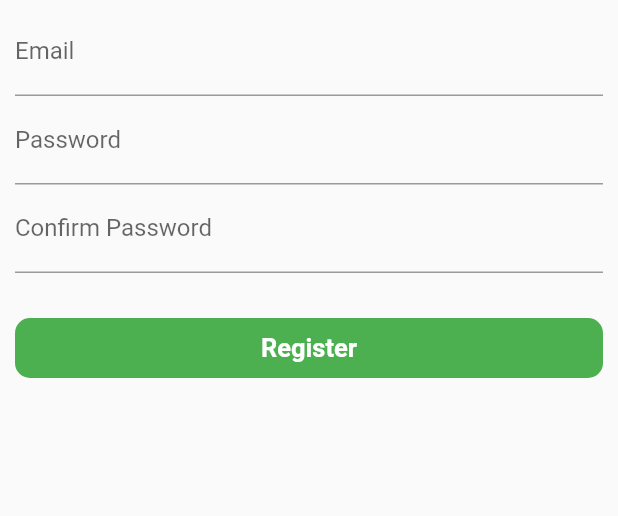
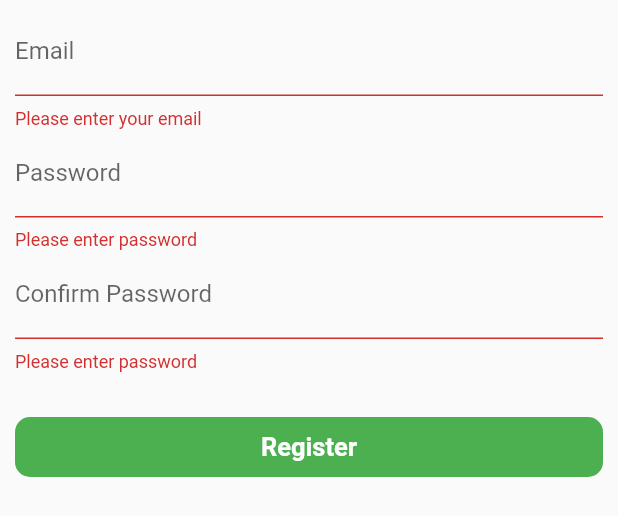
Before and after one commit to hadiuzzaman524/CuresDokan_Ecommerce_Shop, a Flutter app: the SignUpDesign widget shown alone on an empty page, opened directly, after a tap on "Register", on a phone screen of 412 x 824 dp. Shown: the top 516 px of the screen. Run offline on Flutter 3.47's test engine with Material 2 defaults, Android fonts, the light colour scheme and no system bars; our stand-ins replace toast.

Commit message:
add form validation functionality

```diff
--- a/curesdokan/lib/widgets/logindesign.dart
+++ b/curesdokan/lib/widgets/logindesign.dart
@@ -1,11 +1,33 @@
 import 'package:flutter/material.dart';
 
-class LoginDesign extends StatelessWidget {
+class LoginDesign extends StatefulWidget {
+  @override
+  _LoginDesignState createState() => _LoginDesignState();
+}
+
+class _LoginDesignState extends State<LoginDesign> {
+  final _formKey = GlobalKey<FormState>();
+  var _passwordFocus = FocusNode();
+
+  String _email;
+  String _password;
+
+  _saveData() {
+    _formKey.currentState.save();
+    bool isValid = _formKey.currentState.validate();
+    if (isValid) {
+      // valid email and password here
+      print(_email);
+      print(_password);
+    }
+  }
+
   @override
   Widget build(BuildContext context) {
     return Container(
       padding: EdgeInsets.symmetric(horizontal: 10, vertical: 5),
       child: Form(
+        key: _formKey,
         child: Column(
           children: [
             TextFormField(
@@ -13,18 +35,51 @@ class LoginDesign extends StatelessWidget {
               decoration: InputDecoration(
                 labelText: 'Email',
               ),
+              textInputAction: TextInputAction.next,
+              validator: (value){
+                if (value.isEmpty) {
+                  return 'Please enter your email';
+                }
+                if ((!value.endsWith('@gmail.com'))) {
+                  return 'Please enter valid email';
+                }
+                return null;
+              },
+              onFieldSubmitted: (_){
+                FocusScope.of(context).requestFocus(_passwordFocus);
+              },
+              onSaved: (value){
+                _email=value;
+              },
             ),
             TextFormField(
               keyboardType: TextInputType.visiblePassword,
               decoration: InputDecoration(
                 labelText: 'Password',
               ),
+              focusNode: _passwordFocus,
+              validator: (value){
+                if(value.isEmpty){
+                  return 'Please enter password';
+                }
+                if(value.length<6){
+                  return 'Password must be in 6 character long';
+                }
+                return null;
+              },
+              onSaved: (value){
+                _password=value;
+              },
+              onFieldSubmitted: (_){
+                _saveData();
+              },
             ),
             Container(
-              margin: EdgeInsets.only(top: 30,bottom: 50),
+              margin: EdgeInsets.only(top: 30, bottom: 50),
               child: GestureDetector(
                 onTap: () {
                   //
+                  _saveData();
                 },
                 child: Container(
                   width: double.infinity,
--- a/curesdokan/lib/widgets/signupdesign.dart
+++ b/curesdokan/lib/widgets/signupdesign.dart
@@ -1,12 +1,39 @@
 import 'package:flutter/material.dart';
 
-class SignUpDesign extends StatelessWidget {
+class SignUpDesign extends StatefulWidget {
+  @override
+  _SignUpDesignState createState() => _SignUpDesignState();
+}
+
+class _SignUpDesignState extends State<SignUpDesign> {
+  final formKey = GlobalKey<FormState>();
+  var _emailFocus=FocusNode();
+  var _passwordFocus=FocusNode();
+  var _confirmFocus=FocusNode();
+
+  String _email;
+  String _password;
+  String _confirmPassword;
+
+
+  _saveData(){
+    formKey.currentState.save();
+    bool isValid=formKey.currentState.validate();
+    if(isValid){
+      // valid email and password here
+      print(_email);
+      print(_password);
+
+    }
+
+  }
   @override
   Widget build(BuildContext context) {
     return SingleChildScrollView(
       child: Container(
         padding: EdgeInsets.symmetric(horizontal: 10, vertical: 5),
         child: Form(
+          key: formKey,
           child: Column(
             children: [
               TextFormField(
@@ -14,24 +41,78 @@ class SignUpDesign extends StatelessWidget {
                 decoration: InputDecoration(
                   labelText: 'Email',
                 ),
+                textInputAction: TextInputAction.next,
+                validator: (value) {
+                  if (value.isEmpty) {
+                    return 'Please enter your email';
+                  }
+                  if ((!value.endsWith('@gmail.com'))) {
+                    return 'Please enter valid email';
+                  }
+                  return null;
+                },
+                onSaved: (value){
+                  _email=value;
+                },
+                onFieldSubmitted: (_){
+                  FocusScope.of(context).requestFocus(_passwordFocus);
+                },
               ),
               TextFormField(
                 keyboardType: TextInputType.visiblePassword,
                 decoration: InputDecoration(
                   labelText: 'Password',
                 ),
+                textInputAction: TextInputAction.next,
+                focusNode: _passwordFocus,
+                validator: (value) {
+                  if (value.isEmpty) {
+                    return 'Please enter password';
+                  }
+                  if (value.length < 6) {
+                    return 'Password must be 6 character long';
+                  }
+                  return null;
+                },
+                onSaved: (value){
+                  _password=value;
+                },
+                onFieldSubmitted: (_){
+                  FocusScope.of(context).requestFocus(_confirmFocus);
+                },
               ),
               TextFormField(
-                keyboardType: TextInputType.visiblePassword,
+                keyboardType: TextInputType.text,
                 decoration: InputDecoration(
                   labelText: 'Confirm Password',
                 ),
+                textInputAction: TextInputAction.done,
+                focusNode: _confirmFocus,
+                validator: (value) {
+                  if (value.isEmpty) {
+                    return 'Please enter password';
+                  }
+                  if (value.length < 6) {
+                    return 'Password must be 6 character long';
+                  }
+                  if(_password!=value){
+                    return 'Your password can\'t match';
+                  }
+                  return null;
+                },
+                onSaved: (value){
+                  _confirmPassword=value;
+                },
+                onFieldSubmitted: (_){
+                  _saveData();
+                },
               ),
               Container(
-                margin: EdgeInsets.only(top: 30,bottom: 50),
+                margin: EdgeInsets.only(top: 30, bottom: 50),
                 child: GestureDetector(
                   onTap: () {
                     //
+                    _saveData();
                   },
                   child: Container(
                     width: double.infinity,
```
